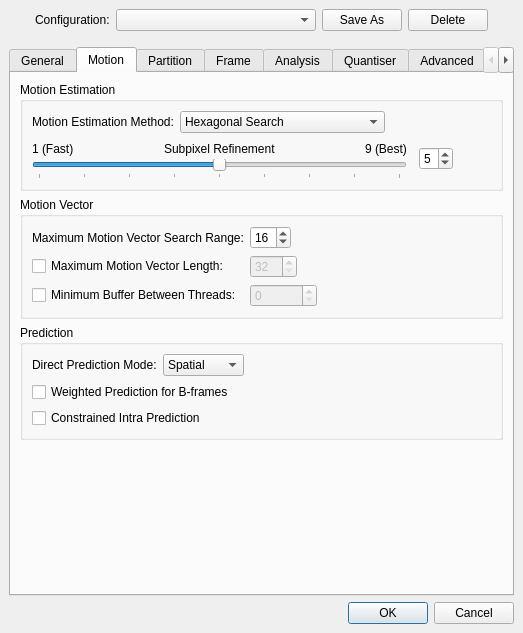
Above: branches/avidemux_2.5_branch_gruntster/plugins/ADM_videoEncoder/ADM_vidEnc_x264/qt4/x264ConfigDialog.ui from BackupTheBerlios/avidemux-svn before the change. Below: the same form after it.
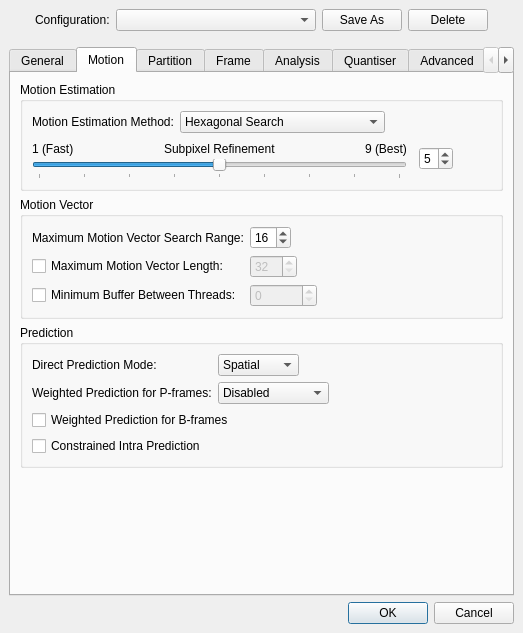
That is the form after the change. The open tabs and pages were chosen to show the change.

Commit message: [x264] add weighted prediction for pframe option to Qt interface

```diff
--- a/branches/avidemux_2.5_branch_gruntster/plugins/ADM_videoEncoder/ADM_vidEnc_x264/qt4/x264ConfigDialog.ui
+++ b/branches/avidemux_2.5_branch_gruntster/plugins/ADM_videoEncoder/ADM_vidEnc_x264/qt4/x264ConfigDialog.ui
@@ -1097,29 +1097,78 @@
          <property name="title" >
           <string>Prediction</string>
          </property>
-         <layout class="QVBoxLayout" >
+         <layout class="QGridLayout" >
           <property name="margin" >
            <number>9</number>
           </property>
           <property name="spacing" >
            <number>6</number>
           </property>
-          <item>
-           <layout class="QHBoxLayout" >
+          <item row="0" column="0" >
+           <layout class="QGridLayout" >
             <property name="margin" >
              <number>0</number>
             </property>
             <property name="spacing" >
              <number>6</number>
             </property>
-            <item>
+            <item row="1" column="1" >
+             <layout class="QHBoxLayout" >
+              <property name="margin" >
+               <number>0</number>
+              </property>
+              <property name="spacing" >
+               <number>6</number>
+              </property>
+              <item>
+               <widget class="QComboBox" name="weightedPPredictComboBox" >
+                <item>
+                 <property name="text" >
+                  <string>Disabled</string>
+                 </property>
+                </item>
+                <item>
+                 <property name="text" >
+                  <string>Blind Offset</string>
+                 </property>
+                </item>
+                <item>
+                 <property name="text" >
+                  <string>Smart Analysis</string>
+                 </property>
+                </item>
+               </widget>
+              </item>
+              <item>
+               <spacer>
+                <property name="orientation" >
+                 <enum>Qt::Horizontal</enum>
+                </property>
+                <property name="sizeHint" >
+                 <size>
+                  <width>40</width>
+                  <height>20</height>
+                 </size>
+                </property>
+               </spacer>
+              </item>
+             </layout>
+            </item>
+            <item row="0" column="0" >
              <widget class="QLabel" name="label_40" >
               <property name="text" >
                <string>Direct Prediction Mode:</string>
               </property>
              </widget>
             </item>
-            <item>
+            <item row="1" column="0" >
+             <widget class="QLabel" name="lblWeightedPPredict" >
+              <property name="text" >
+               <string>Weighted Prediction for P-frames:</string>
+              </property>
+             </widget>
+            </item>
+            <item row="0" column="1" >
              <layout class="QHBoxLayout" >
               <property name="margin" >
                <number>0</number>
@@ -1171,14 +1220,14 @@
             </item>
            </layout>
           </item>
-          <item>
+          <item row="1" column="0" >
            <widget class="QCheckBox" name="weightedPredictCheckBox" >
             <property name="text" >
              <string>Weighted Prediction for B-frames</string>
             </property>
            </widget>
           </item>
-          <item>
+          <item row="2" column="0" >
            <widget class="QCheckBox" name="constrainedIntraCheckBox" >
             <property name="text" >
              <string>Constrained Intra Prediction</string>
```
Left out of the diff: 1 changed line with no effect on the pictures. The commit also changes 4 other files.
